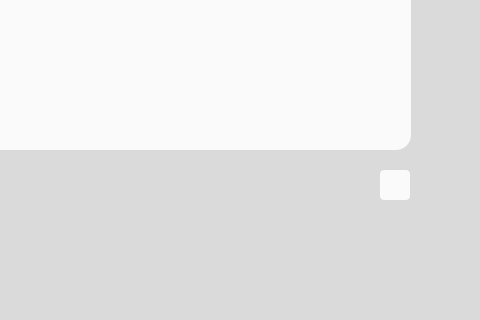
First picture: the form in ui/main.ui, repository cheukman196/FileManager, before the edit; both pictures show x 720 to 1200 and y 480 to 800 of the 1200 by 800 pixel window.
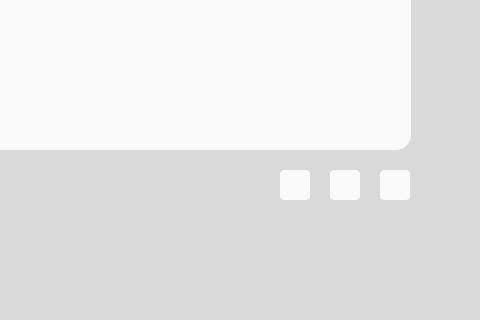
Second picture: the form after the edit.

Commit message: 010424 copy, move, create directory complete

Diff of the .ui file:
```diff
--- a/ui/main.ui
+++ b/ui/main.ui
@@ -900,6 +900,83 @@
        <width>30</width>
        <height>30</height>
       </rect>
+     </property>
+     <property name="toolTip">
+      <string>&lt;html&gt;&lt;head/&gt;&lt;body&gt;&lt;p&gt;Create new folder here&lt;/p&gt;&lt;/body&gt;&lt;/html&gt;</string>
+     </property>
+     <property name="styleSheet">
+      <string notr="true">QPushButton{
+background-color: rgb(250, 250, 250);
+border-radius: 4px;
+}
+
+QPushButton:hover{
+background-color: rgb(49, 173, 255);
+transition: all 1s easeout;
+}
+
+QPushButton:disabled {
+background-color: rgb(197, 197, 197);
+}
+
+
+</string>
+     </property>
+     <property name="text">
+      <string/>
+     </property>
+    </widget>
+    <widget class="QPushButton" name="copy_folder_button">
+     <property name="enabled">
+      <bool>true</bool>
+     </property>
+     <property name="geometry">
+      <rect>
+       <x>640</x>
+       <y>660</y>
+       <width>30</width>
+       <height>30</height>
+      </rect>
+     </property>
+     <property name="toolTip">
+      <string>&lt;html&gt;&lt;head/&gt;&lt;body&gt;&lt;p&gt;Copy files to this folder&lt;/p&gt;&lt;/body&gt;&lt;/html&gt;</string>
+     </property>
+     <property name="styleSheet">
+      <string notr="true">QPushButton{
+background-color: rgb(250, 250, 250);
+border-radius: 4px;
+}
+
+QPushButton:hover{
+background-color: rgb(49, 173, 255);
+transition: all 1s easeout;
+}
+
+QPushButton:disabled {
+background-color: rgb(197, 197, 197);
+}
+
+
+</string>
+     </property>
+     <property name="text">
+      <string/>
+     </property>
+    </widget>
+    <widget class="QPushButton" name="move_folder_button">
+     <property name="enabled">
+      <bool>true</bool>
+     </property>
+     <property name="geometry">
+      <rect>
+       <x>590</x>
+       <y>660</y>
+       <width>30</width>
+       <height>30</height>
+      </rect>
+     </property>
+     <property name="toolTip">
+      <string>&lt;html&gt;&lt;head/&gt;&lt;body&gt;&lt;p&gt;Move files to this folder&lt;/p&gt;&lt;/body&gt;&lt;/html&gt;</string>
      </property>
      <property name="styleSheet">
       <string notr="true">QPushButton{
```
Left out of the diff: 12 changed lines with no effect on the pictures. The commit also changes 10 other files.
